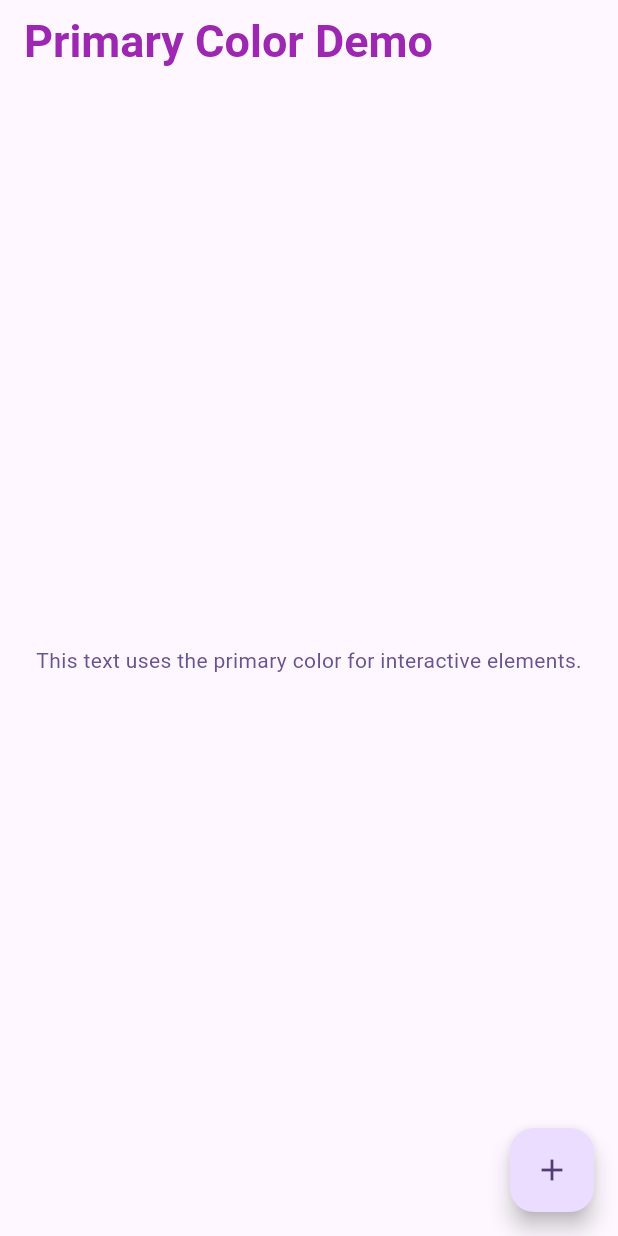
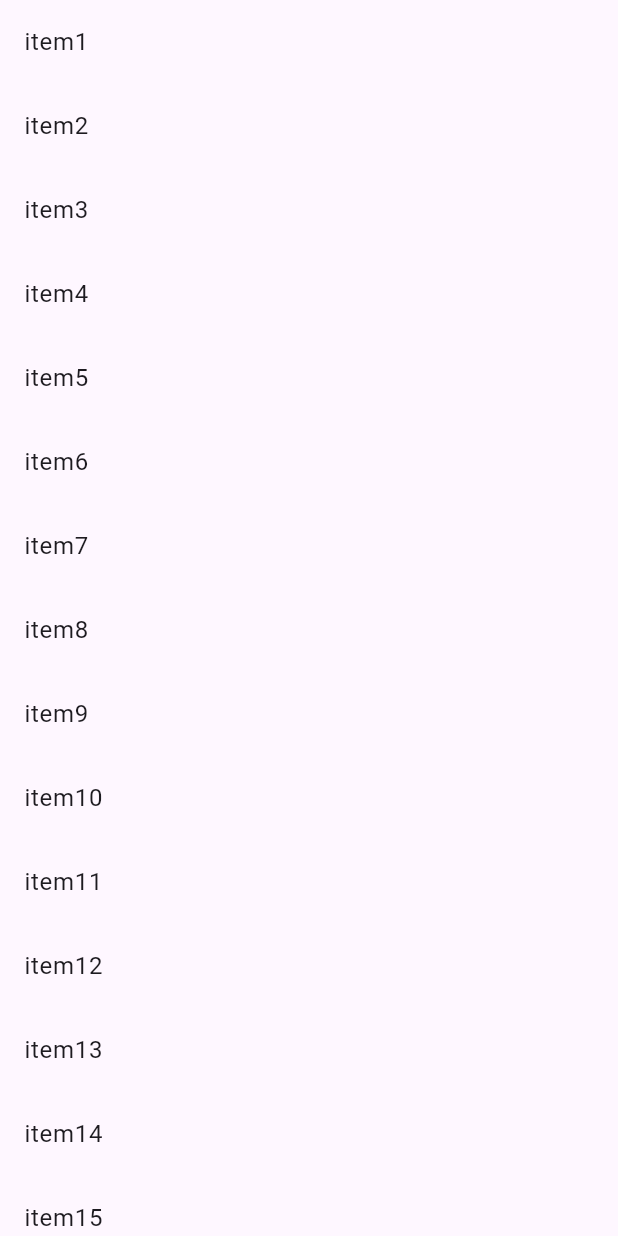
Before and after one commit to shokhrukhorolov/practice_ui, a Flutter app: the screen it shows after launch, on a phone screen of 412 x 824 dp. Run offline on Flutter 3.47's test engine with Material 3 defaults, Android fonts, the phone set to English and light mode, and no system bars.

Commit message:
26 exercise 2 is done

```diff
--- a/lib/flutter_practice_log/practice_4_27_09.dart
+++ b/lib/flutter_practice_log/practice_4_27_09.dart
@@ -123,24 +123,42 @@ import 'package:flutter/material.dart';
 //   }
 // }
 
+// class Cities extends StatelessWidget {
+//   const Cities({super.key});
+//
+//   @override
+//   Widget build(BuildContext context) {
+//     return Scaffold(
+//       appBar: AppBar(
+//         title: Text('Primary Color Demo', style: TextStyle(color: Colors.purple, fontSize: 30, fontWeight: FontWeight.bold ),),
+//       ),
+//       body: Center(
+//         child: Text(
+//           'This text uses the primary color for interactive elements.',
+//           style: TextStyle(color: Theme.of(context).colorScheme.primary),
+//         ),
+//       ),
+//       floatingActionButton: FloatingActionButton(
+//         onPressed: () {},
+//         child: const Icon(Icons.add),
+//       ),
+//     );
+//   }
+// }
+
 class Cities extends StatelessWidget {
   const Cities({super.key});
 
   @override
   Widget build(BuildContext context) {
     return Scaffold(
-      appBar: AppBar(
-        title: Text('Primary Color Demo', style: TextStyle(color: Colors.purple, fontSize: 30, fontWeight: FontWeight.bold ),),
-      ),
-      body: Center(
-        child: Text(
-          'This text uses the primary color for interactive elements.',
-          style: TextStyle(color: Theme.of(context).colorScheme.primary),
-        ),
-      ),
-      floatingActionButton: FloatingActionButton(
-        onPressed: () {},
-        child: const Icon(Icons.add),
+      body: ListView.builder(
+        itemCount: 20,
+        itemBuilder: (context, index) {
+          return ListTile(
+            title: Text('item${index+1}'),
+          );
+        }
       ),
     );
   }
```
